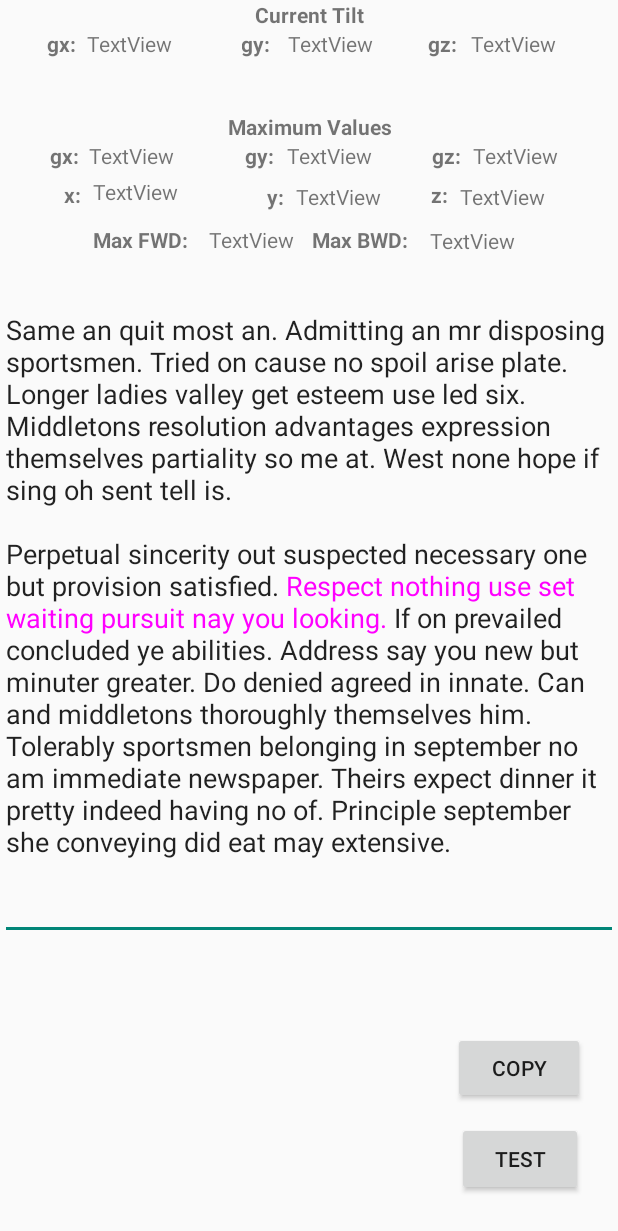
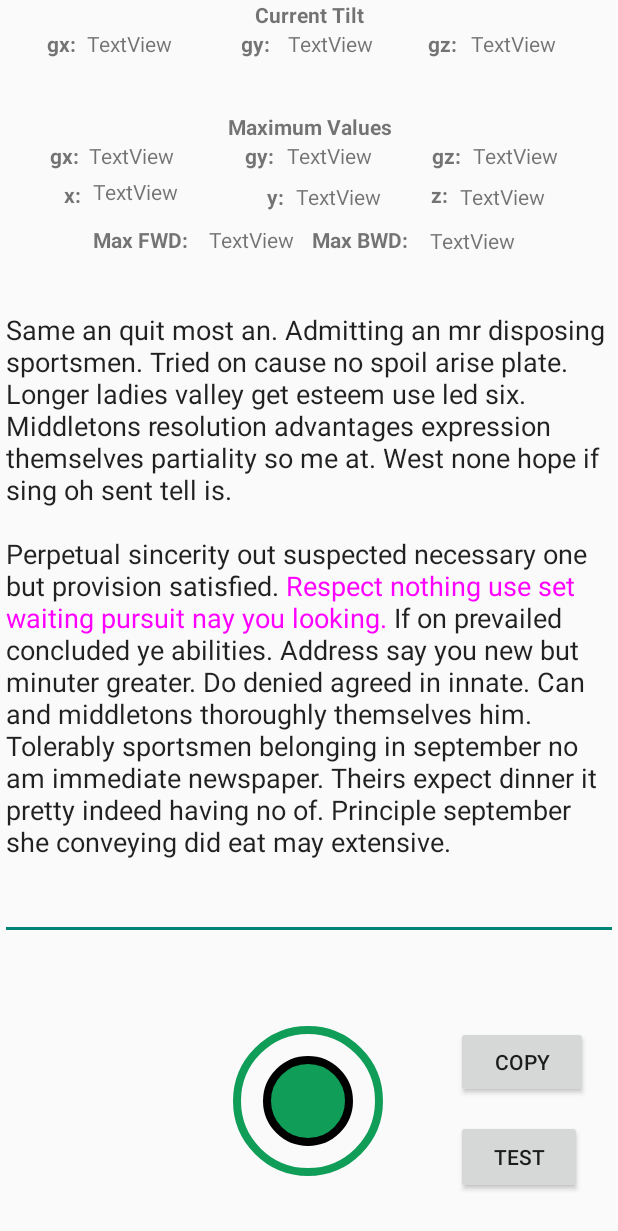
Before and after one commit to pclank/GyroText, an Android app built with Jetpack Compose: the screen it shows after launch (MainActivity), on a phone screen of 412 x 824 dp. Shown: the top 1231 px of the screen. Run offline under Robolectric (Android 15) with nearby library versions, the phone set to English and light mode, and no system bars; 4 statements that could not run were skipped.

Commit message:
added shapes to layout.
Signed-off-by: pclank <31415965+pclank@users.noreply.github.com>

```diff
--- a/app/src/main/java/com/example/gyrotext/MainActivity.kt
+++ b/app/src/main/java/com/example/gyrotext/MainActivity.kt
@@ -55,9 +55,6 @@ class MainActivity : ComponentActivity() {
 
     // Development buttons
     // TODO: Remove or hide in release version
-    lateinit var devLeftBut: Button
-    lateinit var devUpBut: Button
-    lateinit var devDownBut: Button
     lateinit var testMetricsBut: Button
     lateinit var copyBut: Button
 
@@ -133,10 +130,6 @@ class MainActivity : ComponentActivity() {
         setContentView(R.layout.main)
 
         // Initialize all
-        zeroBut = findViewById(R.id.zero_but)
-        devLeftBut = findViewById(R.id.dev_left_but)
-        devUpBut = findViewById(R.id.dev_up_but)
-        devDownBut = findViewById(R.id.dev_down_but)
         testMetricsBut = findViewById(R.id.test_but)
         copyBut = findViewById(R.id.copy_but)
         g_maxx_text = findViewById(R.id.x_axis_val)
@@ -171,10 +164,6 @@ class MainActivity : ComponentActivity() {
         setupExperiment(current_exp_id)
 
         // Button listeners
-        zeroBut.setOnClickListener { setZeroButton() }
-        devLeftBut.setOnClickListener { updateSelection(SensorInput.LEFT_ROT) }
-        devUpBut.setOnClickListener { updateSelection(SensorInput.UP_ROT) }
-        devDownBut.setOnClickListener { updateSelection(SensorInput.DOWN_ROT) }
         testMetricsBut.setOnClickListener {
             saveMetrics(g_max_x, g_max_y, g_max_z, maxtx, maxty, maxtz, maxFwd, maxBwd)
         }
--- /dev/null
+++ b/app/src/main/res/drawable/circle_background.xml
@@ -0,0 +1,8 @@
+<?xml version="1.0" encoding="utf-8"?>
+<shape xmlns:android="http://schemas.android.com/apk/res/android"
+    android:shape="oval">
+
+    <stroke
+        android:width="5sp"
+        android:color="#0f9d58"/>
+</shape>
--- /dev/null
+++ b/app/src/main/res/drawable/circle_cursor.xml
@@ -0,0 +1,11 @@
+<?xml version="1.0" encoding="utf-8"?>
+<shape xmlns:android="http://schemas.android.com/apk/res/android"
+    android:shape="oval">
+
+    <solid
+        android:color="#0f9d58"/>
+
+    <stroke
+        android:width="5sp"
+        android:color="@color/black"/>
+</shape>
--- a/app/src/main/res/layout/main.xml
+++ b/app/src/main/res/layout/main.xml
@@ -6,22 +6,6 @@
     android:layout_width="match_parent"
     android:layout_height="match_parent"
     android:orientation="vertical">
-
-    <Button
-        android:id="@+id/zero_but"
-        android:layout_width="wrap_content"
-        android:layout_height="wrap_content"
-        android:layout_marginTop="652dp"
-        android:layout_marginBottom="31dp"
-        android:text="zero"
-        android:visibility="invisible"
-        app:layout_constraintBottom_toBottomOf="parent"
-        app:layout_constraintEnd_toEndOf="parent"
-        app:layout_constraintHorizontal_bias="0.049"
-        app:layout_constraintStart_toStartOf="parent"
-        app:layout_constraintTop_toTopOf="parent"
-        app:layout_constraintVertical_bias="0.0"
-        tools:visibility="invisible" />
 
     <TextView
         android:id="@+id/a_x_axis_val"
@@ -384,64 +368,47 @@
     <!--        app:layout_constraintTop_toTopOf="parent" />-->
 
     <Button
-        android:id="@+id/dev_left_but"
-        android:layout_width="wrap_content"
-        android:layout_height="wrap_content"
-        android:layout_marginStart="16dp"
-        android:layout_marginBottom="88dp"
-        android:text="left"
-        android:visibility="invisible"
-        app:layout_constraintBottom_toBottomOf="parent"
-        app:layout_constraintStart_toStartOf="parent"
-        tools:visibility="invisible" />
-
-    <Button
         android:id="@+id/copy_but"
         android:layout_width="wrap_content"
         android:layout_height="wrap_content"
-        android:layout_marginBottom="88dp"
+        android:layout_marginEnd="20dp"
+        android:layout_marginBottom="92dp"
         android:text="COPY"
         app:layout_constraintBottom_toBottomOf="parent"
-        app:layout_constraintEnd_toEndOf="parent"
-        app:layout_constraintHorizontal_bias="0.706"
-        app:layout_constraintStart_toEndOf="@+id/dev_up_but" />
-
-    <Button
-        android:id="@+id/dev_up_but"
-        android:layout_width="wrap_content"
-        android:layout_height="wrap_content"
-        android:layout_marginTop="8dp"
-        android:text="up"
-        android:visibility="invisible"
-        app:layout_constraintEnd_toEndOf="parent"
-        app:layout_constraintHorizontal_bias="0.498"
-        app:layout_constraintStart_toStartOf="parent"
-        app:layout_constraintTop_toBottomOf="@+id/test_screen_text"
-        tools:visibility="invisible" />
-
-    <Button
-        android:id="@+id/dev_down_but"
-        android:layout_width="wrap_content"
-        android:layout_height="wrap_content"
-        android:layout_marginBottom="28dp"
-        android:text="down"
-        android:visibility="invisible"
-        app:layout_constraintBottom_toBottomOf="parent"
-        app:layout_constraintEnd_toEndOf="parent"
-        app:layout_constraintHorizontal_bias="0.495"
-        app:layout_constraintStart_toStartOf="parent"
-        app:layout_constraintTop_toBottomOf="@+id/dev_up_but"
-        app:layout_constraintVertical_bias="1.0"
-        tools:visibility="invisible" />
+        app:layout_constraintEnd_toEndOf="parent" />
 
     <Button
         android:id="@+id/test_but"
         android:layout_width="84dp"
         android:layout_height="49dp"
-        android:layout_marginStart="56dp"
         android:layout_marginTop="12dp"
+        android:layout_marginEnd="24dp"
         android:text="TEST"
-        app:layout_constraintStart_toEndOf="@+id/dev_down_but"
-        app:layout_constraintTop_toBottomOf="@+id/copy_but" />
+        app:layout_constraintBottom_toBottomOf="parent"
+        app:layout_constraintEnd_toEndOf="parent"
+        app:layout_constraintTop_toBottomOf="@+id/copy_but"
+        app:layout_constraintVertical_bias="0.096" />
+
+    <ImageView
+        android:id="@+id/cursor_back"
+        android:layout_width="100dp"
+        android:layout_height="100dp"
+        android:layout_marginBottom="40dp"
+        android:src="@drawable/circle_background"
+        app:layout_constraintBottom_toBottomOf="parent"
+        app:layout_constraintEnd_toEndOf="parent"
+        app:layout_constraintHorizontal_bias="0.498"
+        app:layout_constraintStart_toStartOf="parent" />
+
+    <ImageView
+        android:id="@+id/cursor"
+        android:layout_width="60dp"
+        android:layout_height="60dp"
+        android:layout_marginBottom="60dp"
+        android:src="@drawable/circle_cursor"
+        app:layout_constraintBottom_toBottomOf="parent"
+        app:layout_constraintEnd_toEndOf="parent"
+        app:layout_constraintHorizontal_bias="0.498"
+        app:layout_constraintStart_toStartOf="parent" />
 
 </androidx.constraintlayout.widget.ConstraintLayout>
```
